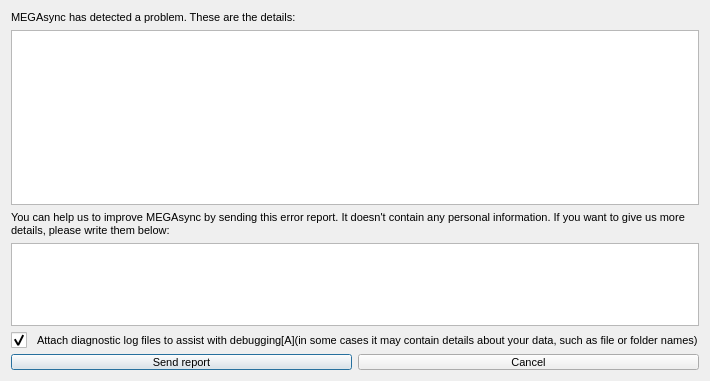
Before: the Qt Designer form src/MEGASync/gui/win/CrashReportDialog.ui in meganz/MEGAsync, drawn with Qt 5.
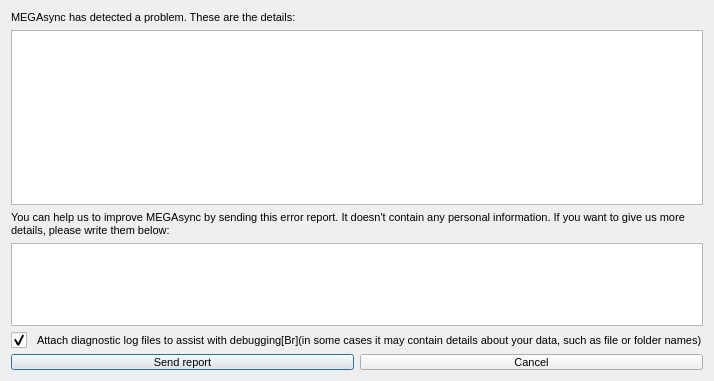
After: the same form once the commit is applied.

What changed in the file:
```diff
--- a/src/MEGASync/gui/win/CrashReportDialog.ui
+++ b/src/MEGASync/gui/win/CrashReportDialog.ui
@@ -93,7 +93,7 @@
 }</string>
      </property>
      <property name="text">
-      <string>Attach diagnostic log files to assist with debugging[A](in some cases it may contain details about your data, such as file or folder names)</string>
+      <string>Attach diagnostic log files to assist with debugging[Br](in some cases it may contain details about your data, such as file or folder names)</string>
      </property>
      <property name="checked">
       <bool>true</bool>
```
